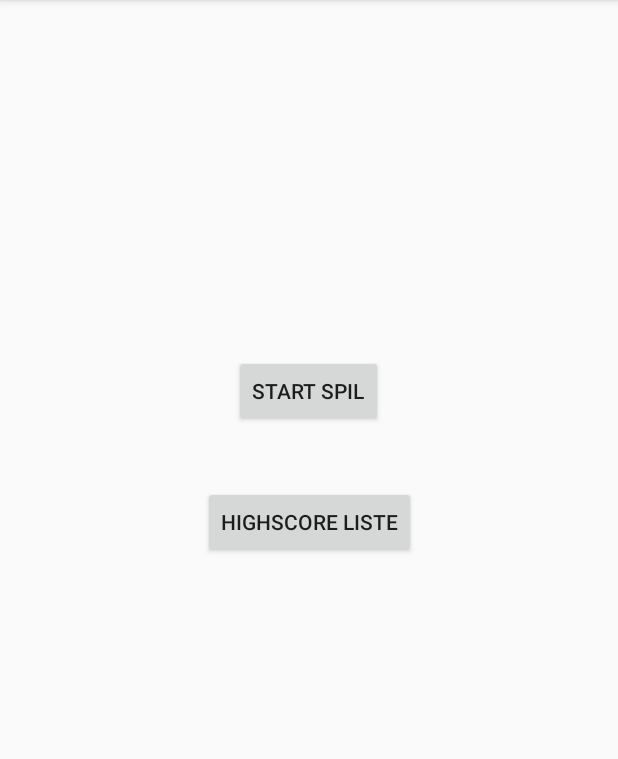
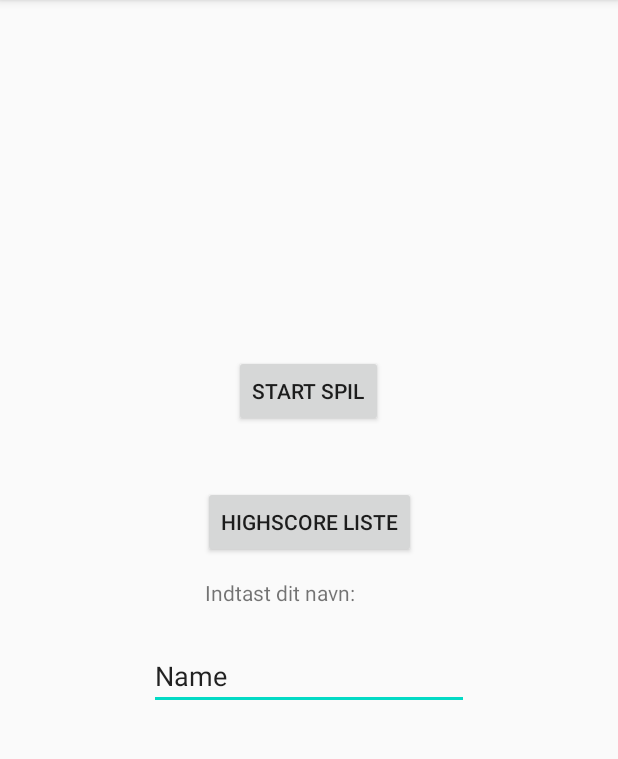
Before and after one commit to mocompres/Galgeleg, an Android app: the screen it shows after launch (WelcomeActivity), on a phone screen of 412 x 824 dp, the part 84-843 px from its top. Run offline under Robolectric (Android 15) with nearby library versions, the phone set to English and light mode, and no system bars.

Commit message:
Update to win lose screen

```diff
--- /dev/null
+++ b/app/src/main/java/com/example/galgeleg/IHighScoreData.java
@@ -0,0 +1,5 @@
+package com.example.galgeleg;
+
+public interface IHighScoreData {
+
+}
--- a/app/src/main/java/com/example/galgeleg/WelcomeActivity.java
+++ b/app/src/main/java/com/example/galgeleg/WelcomeActivity.java
@@ -6,10 +6,13 @@ import android.content.Intent;
 import android.os.Bundle;
 import android.view.View;
 import android.widget.Button;
+import android.widget.EditText;
 
 public class WelcomeActivity extends AppCompatActivity implements View.OnClickListener {
 
-    @Override
+
+    private EditText playerName;
+
     protected void onCreate(Bundle savedInstanceState) {
         super.onCreate(savedInstanceState);
         setContentView(R.layout.activity_welcome);
@@ -19,6 +22,8 @@ public class WelcomeActivity extends AppCompatActivity implements View.OnClickLi
 
         Button highscoreBTN = findViewById(R.id.highscoreBTN);
         highscoreBTN.setOnClickListener(this);
+
+        playerName = findViewById(R.id.nameEditText);
 
     }
 
@@ -30,6 +35,7 @@ public class WelcomeActivity extends AppCompatActivity implements View.OnClickLi
         switch (view.getId()) {
             case R.id.startGameBTN:
                 i = new Intent(this, MainActivity.class);
+                i.putExtra("playerName", playerName.getText());
                 startActivity(i);
                 break;
             case R.id.highscoreBTN:
--- a/app/src/main/res/layout/activity_welcome.xml
+++ b/app/src/main/res/layout/activity_welcome.xml
@@ -28,4 +28,26 @@
         app:layout_constraintEnd_toEndOf="parent"
         app:layout_constraintStart_toStartOf="parent" />
 
+    <TextView
+        android:id="@+id/textView2"
+        android:layout_width="139dp"
+        android:layout_height="30dp"
+        android:text="Indtast dit navn: "
+        app:layout_constraintBottom_toTopOf="@+id/nameEditText"
+        app:layout_constraintEnd_toEndOf="parent"
+        app:layout_constraintStart_toStartOf="parent"
+        app:layout_constraintTop_toBottomOf="@+id/highscoreBTN" />
+
+    <EditText
+        android:id="@+id/nameEditText"
+        android:layout_width="wrap_content"
+        android:layout_height="wrap_content"
+        android:layout_marginTop="56dp"
+        android:ems="10"
+        android:inputType="textPersonName"
+        android:text="Name"
+        app:layout_constraintEnd_toEndOf="parent"
+        app:layout_constraintStart_toStartOf="parent"
+        app:layout_constraintTop_toBottomOf="@+id/highscoreBTN" />
+
 </androidx.constraintlayout.widget.ConstraintLayout>
```
Also changed, not shown: app/src/main/java/com/example/galgeleg/EndOfGame.java (+8 -2 lines), app/src/main/java/com/example/galgeleg/MainActivity.java (+53 -35 lines), app/src/main/res/layout/activity_end_of_game.xml (+15 -4 lines).
